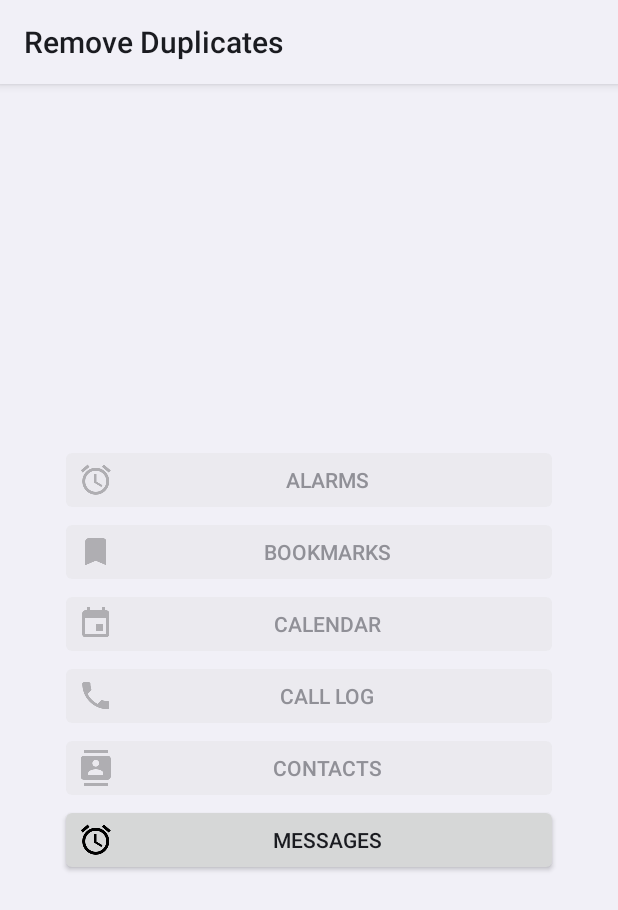
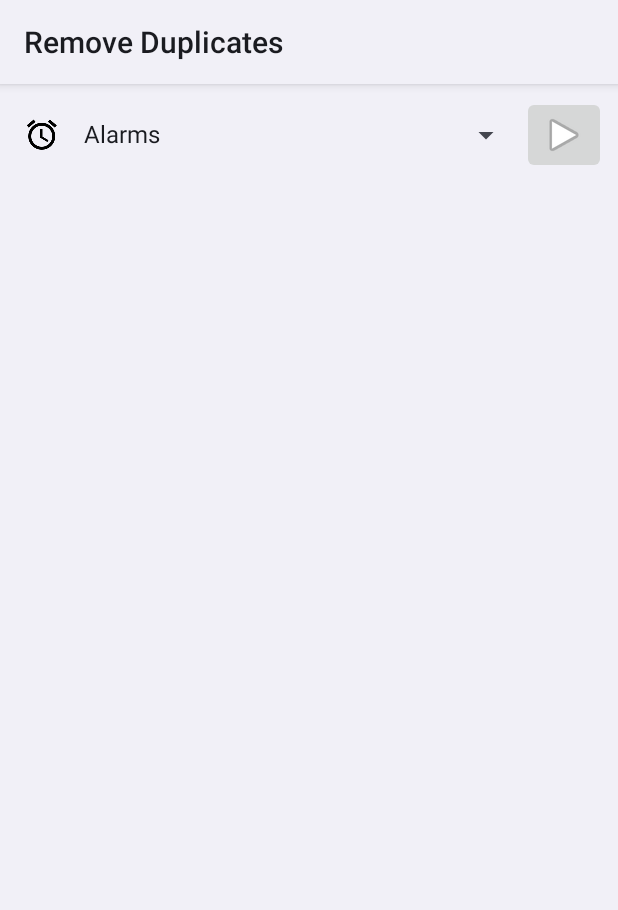
Before and after one commit to pnemonic78/RemoveDuplicates, an Android app: the screen it shows after launch (MainActivity), on a phone screen of 412 x 824 dp. Shown: the top 910 px of the screen. Run offline under Robolectric (Android 15) with nearby library versions, the phone set to English and light mode, and no system bars; our stand-ins replace ButterKnife.

Commit message:
spinner.

```diff
--- /dev/null
+++ b/android/app/src/main/java/com/github/android/removeduplicates/MainSpinnerAdapter.java
@@ -0,0 +1,87 @@
+/*
+ * Source file of the Remove Duplicates project.
+ * Copyright (c) 2016. All Rights Reserved.
+ *
+ * The contents of this file are subject to the Mozilla Public License Version
+ * 2.0 (the "License"); you may not use this file except in compliance with the
+ * License. You may obtain a copy of the License at
+ * http://www.mozilla.org/MPL/2.0
+ *
+ * Contributors can be contacted by electronic mail via the project Web pages:
+ *
+ * https://github.com/pnemonic78/RemoveDuplicates
+ *
+ * Contributor(s):
+ *   Moshe Waisberg
+ *
+ */
+package com.github.android.removeduplicates;
+
+import android.content.Context;
+import android.view.LayoutInflater;
+import android.view.View;
+import android.view.ViewGroup;
+import android.widget.BaseAdapter;
+import android.widget.TextView;
+
+/**
+ * Spinner adapter for the main activity spinner.
+ *
+ * @author moshe.w
+ */
+public class MainSpinnerAdapter extends BaseAdapter {
+
+    private final MainSpinnerItem[] items = MainSpinnerItem.values();
+
+    @Override
+    public int getCount() {
+        return items.length;
+    }
+
+    @Override
+    public MainSpinnerItem getItem(int position) {
+        return items[position];
+    }
+
+    @Override
+    public long getItemId(int position) {
+        return items[position].ordinal();
+    }
+
+    @Override
+    public boolean hasStableIds() {
+        return true;
+    }
+
+    @Override
+    public View getView(int position, View convertView, ViewGroup parent) {
+        Context context = parent.getContext();
+        if (convertView == null) {
+            convertView = LayoutInflater.from(context).inflate(android.R.layout.simple_spinner_item, parent, false);
+        }
+
+        MainSpinnerItem item = getItem(position);
+        TextView textView = (TextView) convertView.findViewById(android.R.id.text1);
+        textView.setText(item.getLabel());
+        textView.setCompoundDrawablesWithIntrinsicBounds(context.getResources().getDrawable(item.getIcon()), null, null, null);
+        textView.setCompoundDrawablePadding(context.getResources().getDimensionPixelSize(R.dimen.drawable_padding));
+
+        return convertView;
+    }
+
+    @Override
+    public View getDropDownView(int position, View convertView, ViewGroup parent) {
+        Context context = parent.getContext();
+        if (convertView == null) {
+            convertView = LayoutInflater.from(context).inflate(android.R.layout.simple_spinner_dropdown_item, parent, false);
+        }
+
+        MainSpinnerItem item = getItem(position);
+        TextView textView = (TextView) convertView.findViewById(android.R.id.text1);
+        textView.setText(item.getLabel());
+        textView.setCompoundDrawablesWithIntrinsicBounds(context.getResources().getDrawable(item.getIcon()), null, null, null);
+        textView.setCompoundDrawablePadding(context.getResources().getDimensionPixelSize(R.dimen.drawable_padding));
+
+        return convertView;
+    }
+}
--- /dev/null
+++ b/android/app/src/main/java/com/github/android/removeduplicates/MainSpinnerItem.java
@@ -0,0 +1,56 @@
+/*
+ * Source file of the Remove Duplicates project.
+ * Copyright (c) 2016. All Rights Reserved.
+ *
+ * The contents of this file are subject to the Mozilla Public License Version
+ * 2.0 (the "License"); you may not use this file except in compliance with the
+ * License. You may obtain a copy of the License at
+ * http://www.mozilla.org/MPL/2.0
+ *
+ * Contributors can be contacted by electronic mail via the project Web pages:
+ *
+ * https://github.com/pnemonic78/RemoveDuplicates
+ *
+ * Contributor(s):
+ *   Moshe Waisberg
+ *
+ */
+package com.github.android.removeduplicates;
+
+import android.support.annotation.DrawableRes;
+import android.support.annotation.StringRes;
+
+/**
+ * Main spinner items.
+ *
+ * @author moshe.w
+ */
+public enum MainSpinnerItem {
+
+    ALARMS(R.string.item_alarms, R.drawable.ic_alarm_black),
+    BOOKMARKS(R.string.item_bookmarks, R.drawable.ic_bookmark_black),
+    CALENDAR(R.string.item_calendar, R.drawable.ic_event_black),
+    CALL_LOG(R.string.item_call_log, R.drawable.ic_call_black),
+    CONTACTS(R.string.item_contacts, R.drawable.ic_contacts_black),
+    MESSAGES(R.string.item_messages, R.drawable.ic_chat_black);
+
+    @StringRes
+    final int label;
+    @DrawableRes
+    final int icon;
+
+    MainSpinnerItem(@StringRes int label, @DrawableRes int icon) {
+        this.label = label;
+        this.icon = icon;
+    }
+
+    @DrawableRes
+    public int getIcon() {
+        return icon;
+    }
+
+    @StringRes
+    public int getLabel() {
+        return label;
+    }
+}
--- a/android/app/src/main/res/layout/activity_main.xml
+++ b/android/app/src/main/res/layout/activity_main.xml
@@ -1,55 +1,34 @@
 <?xml version="1.0" encoding="utf-8"?>
-<LinearLayout xmlns:android="http://schemas.android.com/apk/res/android"
+<LinearLayout
+    xmlns:android="http://schemas.android.com/apk/res/android"
     android:layout_width="match_parent"
     android:layout_height="match_parent"
-    android:gravity="center"
     android:orientation="vertical"
-    android:padding="40dp">
+    android:padding="8dp">
 
-    <Button
-        android:id="@+id/item_alarms"
+    <LinearLayout
         android:layout_width="match_parent"
         android:layout_height="wrap_content"
-        android:drawableLeft="@drawable/ic_alarm_black"
-        android:enabled="false"
-        android:text="@string/item_alarms"/>
+        android:gravity="center_vertical"
+        android:orientation="horizontal">
 
-    <Button
-        android:id="@+id/item_bookmarks"
+        <Spinner
+            android:id="@+id/spinner"
+            android:layout_width="0dp"
+            android:layout_height="wrap_content"
+            android:layout_weight="1"
+            android:spinnerMode="dropdown"/>
+
+        <ImageButton
+            android:id="@+id/spinner_action"
+            android:layout_width="wrap_content"
+            android:layout_height="wrap_content"
+            android:contentDescription="@string/ok"
+            android:src="@android:drawable/ic_media_play"/>
+    </LinearLayout>
+
+    <android.support.v7.widget.RecyclerView
+        android:id="@android:id/list"
         android:layout_width="match_parent"
-        android:layout_height="wrap_content"
-        android:drawableLeft="@drawable/ic_bookmark_black"
-        android:enabled="false"
-        android:text="@string/item_bookmarks"/>
-
-    <Button
-        android:id="@+id/item_calendar"
-        android:layout_width="match_parent"
-        android:layout_height="wrap_content"
-        android:drawableLeft="@drawable/ic_event_black"
-        android:enabled="false"
-        android:text="@string/item_calendar"/>
-
-    <Button
-        android:id="@+id/item_call_log"
-        android:layout_width="match_parent"
-        android:layout_height="wrap_content"
-        android:drawableLeft="@drawable/ic_call_black"
-        android:enabled="false"
-        android:text="@string/item_call_log"/>
-
-    <Button
-        android:id="@+id/item_contacts"
-        android:layout_width="match_parent"
-        android:layout_height="wrap_content"
-        android:drawableLeft="@drawable/ic_contacts_black"
-        android:enabled="false"
-        android:text="@string/item_contacts"/>
-
-    <Button
-        android:id="@+id/item_messages"
-        android:layout_width="match_parent"
-        android:layout_height="wrap_content"
-        android:drawableLeft="@drawable/ic_chat_black"
-        android:text="@string/item_messages"/>
+        android:layout_height="match_parent"/>
 </LinearLayout>
--- a/android/app/src/main/res/values/dimens.xml
+++ b/android/app/src/main/res/values/dimens.xml
@@ -2,4 +2,5 @@
 <resources>
     <dimen name="item_width">200dp</dimen>
     <dimen name="text_margin">16dp</dimen>
+    <dimen name="drawable_padding">16dp</dimen>
 </resources>
--- a/android/gradle.properties
+++ b/android/gradle.properties
@@ -17,6 +17,6 @@ org.gradle.jvmargs=-Xmx1536m
 # org.gradle.parallel=true
 
 ANDROID_BUILD_TOOLS_VERSION=25.0.0
-ANDROID_BUILD_SDK_VERSION=25
+ANDROID_BUILD_SDK_VERSION=21
 ANDROID_BUILD_MIN_SDK_VERSION=14
 ANDROID_BUILD_TARGET_SDK_VERSION=25
```
Also changed, not shown: android/app/src/main/java/com/github/android/removeduplicates/MainActivity.java (+64 -24 lines).
